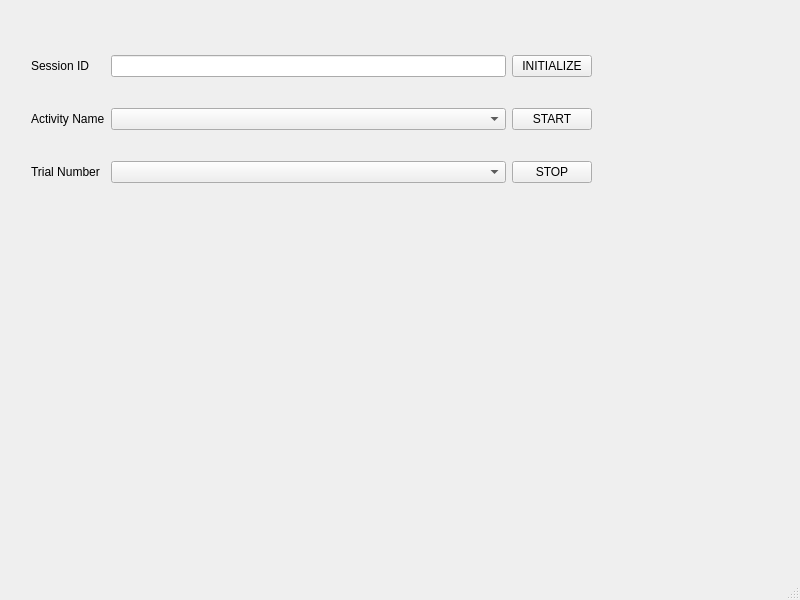
Above: src/gear_gui/resource/gear_image_capture.ui from prarobo/gear before the change. Below: the same form after it.
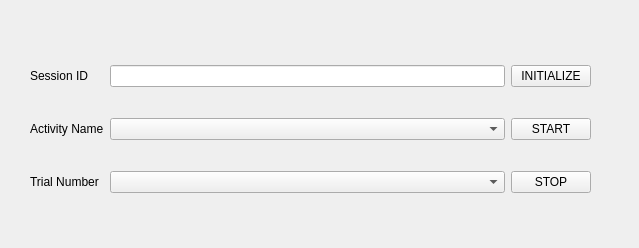
That is the form after the change.

```diff
--- a/src/gear_gui/resource/gear_image_capture.ui
+++ b/src/gear_gui/resource/gear_image_capture.ui
@@ -1,24 +1,23 @@
 <?xml version="1.0" encoding="UTF-8"?>
 <ui version="4.0">
- <class>winImageCapture</class>
- <widget class="QMainWindow" name="winImageCapture">
+ <class>GearImageCapture</class>
+ <widget class="QWidget" name="GearImageCapture">
   <property name="geometry">
    <rect>
     <x>0</x>
     <y>0</y>
-    <width>800</width>
-    <height>600</height>
+    <width>639</width>
+    <height>248</height>
    </rect>
   </property>
   <property name="windowTitle">
    <string>GEAR Image Capture</string>
   </property>
-  <widget class="QWidget" name="centralwidget">
    <widget class="QWidget" name="layoutWidget">
     <property name="geometry">
      <rect>
-      <x>31</x>
-      <y>30</y>
+     <x>30</x>
+     <y>40</y>
       <width>561</width>
       <height>179</height>
      </rect>
@@ -77,18 +76,6 @@
      </item>
     </layout>
    </widget>
-  </widget>
-  <widget class="QMenuBar" name="menubar">
-   <property name="geometry">
-    <rect>
-     <x>0</x>
-     <y>0</y>
-     <width>800</width>
-     <height>25</height>
-    </rect>
-   </property>
-  </widget>
-  <widget class="QStatusBar" name="statusbar"/>
  </widget>
  <resources/>
  <connections/>
```
Left out of the diff: 2 changed lines with no effect on the pictures. Lines whose indentation alone changed are shown as unchanged.
